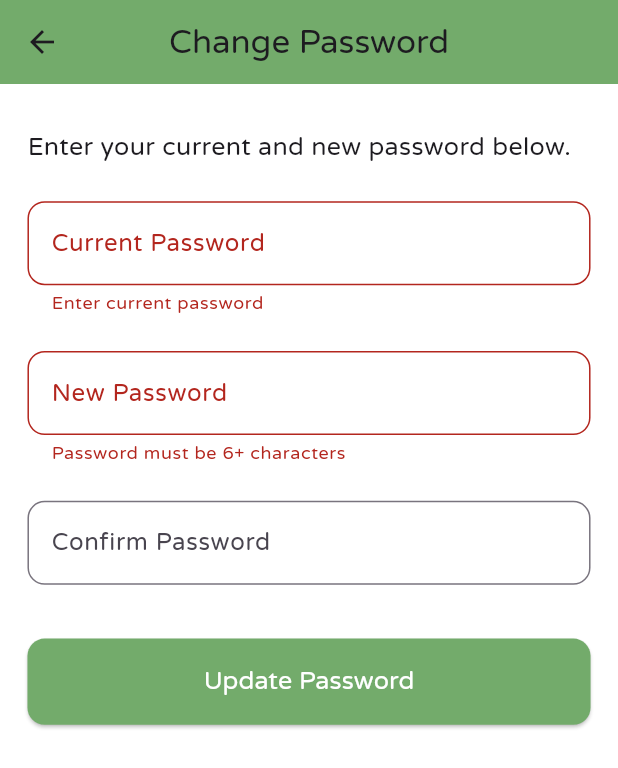
After one commit to Zimil-Patel/emp_system, a Flutter app: the ChangePasswordPage screen opened directly, after a tap on "Update Password", on a phone screen of 412 x 824 dp. The commit adds this screen. Shown: the top 768 px of the screen. Run offline on Flutter 3.47's test engine with Material 3 defaults, Android fonts, the phone set to English and light mode, and no system bars; our stand-ins replace cached_network_image, cloud_firestore, csv, firebase_auth, firebase_core, flutter_screenutil and 10 more; missing offline and left inert: mailer; accounts and stored records are empty.

Commit message:
6 April  2025

```diff
--- a/lib/screens/auth/sign_in_page.dart
+++ b/lib/screens/auth/sign_in_page.dart
@@ -1,4 +1,5 @@
 import 'package:emp_system/screens/auth/components/loading_animation.dart';
+import 'package:emp_system/screens/auth/components/showEmployeeForgotPassDialog.dart';
 import 'package:emp_system/utils/constants.dart';
 import 'package:flutter/cupertino.dart';
 import 'package:flutter/material.dart';
@@ -71,7 +72,7 @@ class SignInPage extends StatelessWidget {
                 CupertinoButton(
                   padding: EdgeInsets.zero,
                   onPressed: () {
-                    // showVerificationAlert(context);
+                    showForgotPasswordDialog();
                   },
                   child: Text(
                     'Forgot Password?',
--- /dev/null
+++ b/lib/screens/employee/change pass page/change_pass_page.dart
@@ -0,0 +1,138 @@
+import 'package:emp_system/utils/constants.dart';
+import 'package:flutter/material.dart';
+import 'package:firebase_auth/firebase_auth.dart';
+import 'package:get/get.dart';
+import 'package:flutter_screenutil/flutter_screenutil.dart';
+
+import '../../../theme/app_theme.dart';
+
+class ChangePasswordPage extends StatefulWidget {
+  const ChangePasswordPage({super.key});
+
+  @override
+  State<ChangePasswordPage> createState() => _ChangePasswordPageState();
+}
+
+class _ChangePasswordPageState extends State<ChangePasswordPage> {
+  final txtCurrentPass = TextEditingController();
+  final txtNewPass = TextEditingController();
+  final txtConfirmPass = TextEditingController();
+
+  final _formKey = GlobalKey<FormState>();
+  bool isGoogleUser = false;
+
+  @override
+  void initState() {
+    super.initState();
+    checkProvider();
+  }
+
+  void checkProvider() {
+    final auth = FirebaseAuth.instance;
+    final user = auth.currentUser;
+    if (user != null) {
+      for (var info in user.providerData) {
+        if (info.providerId == 'google.com') {
+          setState(() => isGoogleUser = true);
+        }
+      }
+    }
+  }
+
+  @override
+  Widget build(BuildContext context) {
+    return Scaffold(
+      appBar: AppBar(
+        title: Text("Change Password"),
+      ),
+      body: Padding(
+        padding: EdgeInsets.all(16.w),
+        child: isGoogleUser
+            ? Center(
+          child: Text(
+            "You signed in using Google.\nPassword change is not available.",
+            textAlign: TextAlign.center,
+            style: TextStyle(fontSize: 14.h, color: Colors.grey[700]),
+          ),
+        )
+            : Form(
+          key: _formKey,
+          child: ListView(
+            children: [
+              SizedBox(height: 10.h),
+              Text(
+                "Enter your current and new password below.",
+                style: TextStyle(fontSize: 14.h),
+              ),
+              SizedBox(height: 20.h),
+
+              // CURRENT PASS
+              TextFormField(
+                controller: txtCurrentPass,
+                obscureText: true,
+                decoration: _fieldDecoration("Current Password"),
+                onTapOutside: (event) => FocusManager.instance.primaryFocus!.unfocus(),
+                validator: (val) => val!.isEmpty ? "Enter current password" : null,
+              ),
+              SizedBox(height: 20.h),
+
+              // NEW PASSWORD
+              TextFormField(
+                controller: txtNewPass,
+                obscureText: true,
+                decoration: _fieldDecoration("New Password"),
+                onTapOutside: (event) => FocusManager.instance.primaryFocus!.unfocus(),
+                validator: (val) => val!.length < 6 ? "Password must be 6+ characters" : null,
+              ),
+              SizedBox(height: 20.h),
+
+
+              // CONFIRM PASSWORD
+              TextFormField(
+                controller: txtConfirmPass,
+                obscureText: true,
+                decoration: _fieldDecoration("Confirm Password"),
+                onTapOutside: (event) => FocusManager.instance.primaryFocus!.unfocus(),
+                validator: (val) => val != txtNewPass.text ? "Passwords do not match" : null,
+              ),
+              SizedBox(height: 30.h),
+
+              // UPDATE PASSWORD BUTTON
+              Obx(
+                  () => ElevatedButton(
+                  onPressed: authController.isLoading.value ? null : (){
+                    if (_formKey.currentState!.validate()) {
+                      authController.changePassword(currentPassword: txtCurrentPass.text, newPassword: txtNewPass.text);
+                    }
+                  },
+                    style: ElevatedButton.styleFrom(
+                    backgroundColor: primaryColor,
+                    padding: EdgeInsets.symmetric(vertical: 14.h),
+                    shape: RoundedRectangleBorder(
+                      borderRadius: BorderRadius.circular(10.r),
+                    ),
+                  ),
+                  child: Text("Update Password", style: TextStyle(fontSize: 14.h, color: Colors.white)),
+                ),
+              ),
+            ],
+          ),
+        ),
+      ),
+    );
+  }
+}
+
+_fieldDecoration(String hintText){
+  return InputDecoration(
+    labelText: hintText,
+    border: OutlineInputBorder(
+      borderRadius: BorderRadius.circular(10.r),
+    ),
+    focusedBorder: OutlineInputBorder(
+      borderRadius: BorderRadius.circular(10.r),
+      borderSide: BorderSide(width: 2, color: primaryColor),
+    ),
+
+  );
+}
--- a/lib/screens/employee/home page/components/drawer_item.dart
+++ b/lib/screens/employee/home page/components/drawer_item.dart
@@ -1,4 +1,5 @@
 import 'package:emp_system/screens/auth/role_option_page.dart';
+import 'package:emp_system/screens/employee/change%20pass%20page/change_pass_page.dart';
 import 'package:emp_system/screens/employee/leave%20page/leave_page.dart';
 import 'package:emp_system/screens/employee/profile%20page/profile_page.dart';
 import 'package:emp_system/screens/employee/report%20page/report_page.dart';
@@ -37,6 +38,10 @@ Widget drawerItem({required String name, required IconData icon, required BuildC
           Get.to(() => StatsPage(employee: authController.currentEmployee!));
         }
       }
+
+      if(name == "Change Password"){
+        Get.to(() => ChangePasswordPage());
+      }
     },
     // padding: EdgeInsets.zero,
     child: Padding(
```
Also changed, not shown: lib/controllers/auth_controller.dart (+100 -4 lines), lib/screens/auth/components/showEmployeeForgotPassDialog.dart (added, +87 -0 lines).
